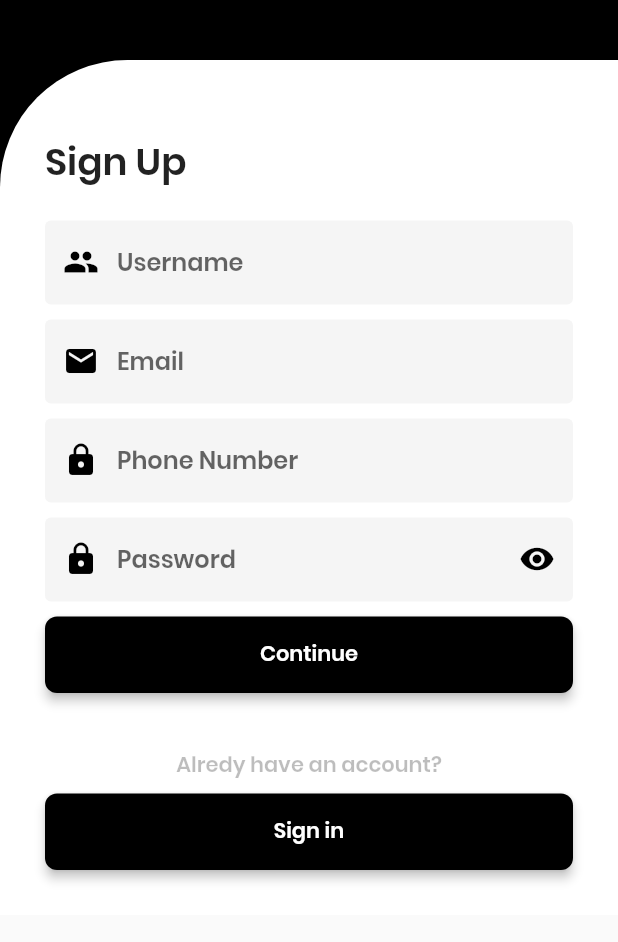
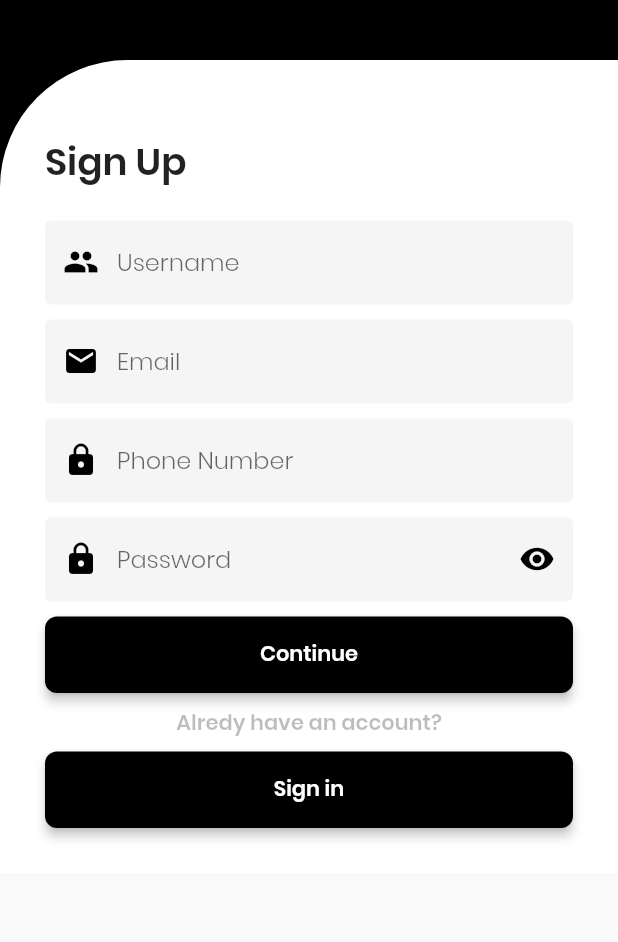
Before and after one commit to taufiqurSabbir/coco, a Flutter app: the screen it shows after launch, after a tap on "Sign Up", on a phone screen of 412 x 824 dp, the part 262-1204 px from its top. Run offline on Flutter 3.47's test engine with Material 2 defaults, Android fonts, the phone set to English and light mode, and no system bars; our stand-ins replace flutter_svg, get, pin_code_fields.

Commit message:
app fixed

```diff
--- a/lib/UI/screens/Splash_screen.dart
+++ b/lib/UI/screens/Splash_screen.dart
@@ -2,10 +2,7 @@ import 'package:coco/UI/screens/sign_in.dart';
 import 'package:flutter/material.dart';
 import 'package:flutter_svg/flutter_svg.dart';
 import 'package:get/get.dart';
-import 'package:get/get_core/src/get_main.dart';
-
 import '../utils/asset_utils.dart';
-import 'buttom_nav.dart';
 
 class Splash_screen extends StatefulWidget {
   const Splash_screen({super.key});
@@ -19,8 +16,8 @@ class _Splash_screenState extends State<Splash_screen> {
   bool islogin=false;
 
   Future<void> NavigationtoLogin() async {
-    Future.delayed(const Duration(seconds: 5)).then((_) async {
-      Get.offAll(Sign_in_page());
+    Future.delayed(const Duration(seconds: 3)).then((_) async {
+      Get.offAll(() =>const Sign_in_page());
 
 
       // Navigator.pushAndRemoveUntil(
--- a/lib/UI/screens/otp_incorrect.dart
+++ b/lib/UI/screens/otp_incorrect.dart
@@ -32,7 +32,6 @@ class _Otp_incorrectState extends State<Otp_incorrect> {
                   borderRadius:
                   BorderRadius.only(topLeft: Radius.circular(85)),
                 ),
-                child: Expanded(
                 child: Padding(
                   padding: const EdgeInsets.all(30.0),
                   child: Column(
@@ -71,7 +70,6 @@ class _Otp_incorrectState extends State<Otp_incorrect> {
                     ],
                   ),
                 ),
-                ),
               )
             ],
           ),
--- a/lib/UI/screens/otp_varified_screen.dart
+++ b/lib/UI/screens/otp_varified_screen.dart
@@ -34,7 +34,6 @@ class _otp_verified_screenState extends State<otp_verified_screen> {
                     borderRadius:
                         BorderRadius.only(topLeft: Radius.circular(85)),
                   ),
-                  child: Expanded(
                   child: Padding(
                     padding: const EdgeInsets.all(30.0),
                     child: Column(
@@ -74,7 +73,6 @@ class _otp_verified_screenState extends State<otp_verified_screen> {
                       ],
                     ),
                   ),
-                  ),
                 )
               ],
             ),
--- a/lib/UI/screens/pin_varification.dart
+++ b/lib/UI/screens/pin_varification.dart
@@ -37,7 +37,6 @@ class _Pin_varificationState extends State<Pin_varification> {
                     borderRadius:
                     BorderRadius.only(topLeft: Radius.circular(85)),
                   ),
-                  child: Expanded(
                   child: Padding(
                     padding: const EdgeInsets.all(30.0),
                     child: Column(
@@ -122,7 +121,6 @@ class _Pin_varificationState extends State<Pin_varification> {
                       ],
                     ),
                   ),
-                  ),
                 )
               ],
             ),
--- a/lib/UI/screens/profile_info_1.dart
+++ b/lib/UI/screens/profile_info_1.dart
@@ -1,5 +1,5 @@
 import 'package:coco/UI/utils/asset_utils.dart';
-import 'package:coco/UI/utils/style.dart';
+import 'package:get/get.dart';
 import 'package:flutter/material.dart';
 
 class profile_info_1 extends StatefulWidget {
@@ -22,16 +22,21 @@ class _profile_info_1State extends State<profile_info_1> {
             child: SingleChildScrollView(
               child: Column(
                 children: [
-                  Row(
+                  Padding(
+                    padding: const EdgeInsets.only(top: 18.0),
+                    child: Row(
                       mainAxisAlignment: MainAxisAlignment.spaceBetween,
                       children: [
                         IconButton(
-                          onPressed: () {},
+                            onPressed: () {
+                                Get.back();
+                            },
                             icon: Icon(Icons.arrow_back_outlined)),
                         SizedBox(
                           width: 50,
                         )
                       ],
+                    ),
                   ),
                   Row(
                     crossAxisAlignment: CrossAxisAlignment.center,
--- a/lib/UI/screens/sign_in.dart
+++ b/lib/UI/screens/sign_in.dart
@@ -14,8 +14,6 @@ class Sign_in_page extends StatefulWidget {
 }
 
 class _Sign_in_pageState extends State<Sign_in_page> {
-  TextEditingController _email_or_user_name_controller =
-      TextEditingController();
   @override
   Widget build(BuildContext context) {
     return Scaffold(
@@ -32,12 +30,11 @@ class _Sign_in_pageState extends State<Sign_in_page> {
                 Container(
 
 
-                  decoration: BoxDecoration(
+                  decoration: const BoxDecoration(
                     color: Colors.white,
                     borderRadius:
                         BorderRadius.only(topLeft: Radius.circular(85)),
                   ),
-                  child: Expanded(
                   child: Padding(
                     padding: const EdgeInsets.all(30.0),
                     child: Column(
@@ -45,26 +42,26 @@ class _Sign_in_pageState extends State<Sign_in_page> {
                       crossAxisAlignment: CrossAxisAlignment.start,
                       children: [
 
-                          Text(
+                        const Text(
                           'Welcome to coco app',
                           style: TextStyle(
                               fontSize: 25, fontWeight: FontWeight.bold),
                         ),
-                          Padding(
-                            padding: const EdgeInsets.only(top: 8.0),
+                        const Padding(
+                          padding: EdgeInsets.only(top: 8.0),
                           child: Text(
                             'Sign in with your email or username',
                             style: TextStyle(
                                 fontSize: 15, color: Colors.black26),
                           ),
                         ),
-                          SizedBox(height: 20,),
+                        const SizedBox(height: 20,),
                         TextFormField(
                           decoration: const InputDecoration(
                               hintText: 'Email',
                               prefixIcon: Icon(Icons.people,color: Colors.black,)),
                         ),
-                          SizedBox(height: 10,),
+                        const SizedBox(height: 10,),
                         TextFormField(
                           decoration: const InputDecoration(
                               hintText: 'Password',
@@ -72,25 +69,25 @@ class _Sign_in_pageState extends State<Sign_in_page> {
                               prefixIcon: Icon(Icons.lock,color: Colors.black,)),
                           obscureText: true,
                         ),
-                          SizedBox(height: 15,),
+                        const SizedBox(height: 15,),
                         SizedBox(
                             width: double.infinity,
                             child: ElevatedButton(
-                                  onPressed: () {}, child: Text('Continue'))),
+                                onPressed: () {}, child: const Text('Continue'))),
                         Center(
                           child: Column(
                             children: [
-                                SizedBox(height: 5,),
+                              const SizedBox(height: 5,),
                               TextButton(onPressed: (){
-                                  Get.to(Forget_password());
-                                }, child:  Text(
+                                Get.to(() => const Forget_password());
+                              }, child:  const Text(
                                 'Forget Password?',
                                 style: TextStyle(
                                     fontSize: 15 , color: Colors.black26),
                               )),
-                                SizedBox(height: 5,),
-                                Text('or Sign in via',style: TextStyle(fontWeight: FontWeight.bold),),
-                                SizedBox(height: 10,),
+                              const SizedBox(height: 5,),
+                              const Text('or Sign in via',style: TextStyle(fontWeight: FontWeight.bold),),
+                              const SizedBox(height: 10,),
                               Container(
                                 decoration: BoxDecoration(
                                   border: Border.all(
@@ -105,32 +102,31 @@ class _Sign_in_pageState extends State<Sign_in_page> {
                                       mainAxisAlignment: MainAxisAlignment.center,
                                       children: [
                                         Image.asset('asset/image/google.png', width: 30,),
-                                          SizedBox(width: 5,),
-                                          Text('Google')
+                                        const SizedBox(width: 5,),
+                                        const Text('Google')
                                       ],
                                     ),
                                   ),
                                 ),
                               ),
 
-                                Padding(
-                                  padding: const EdgeInsets.all(8.0),
+                              const Padding(
+                                padding: EdgeInsets.all(8.0),
                                 child: Text('Don\'t have an acount yet?',style: TextStyle(color: Colors.black26),),
                               ),
 
                               SizedBox(
                                 width: double.infinity,
                                 child: ElevatedButton(onPressed: (){
-                                    Get.to(Sign_up());
-                                  },child: Text('Sign Up'),),
+                                  Get.to(const Sign_up());
+                                },child: const Text('Sign Up'),),
                               ),
-                                SizedBox(height:  50,),
+                              const SizedBox(height:  50,),
 
                             ],
                           ),
                         ),
                       ],
-                      ),
                     ),
                   ),
                 )
--- a/lib/UI/screens/sign_up.dart
+++ b/lib/UI/screens/sign_up.dart
@@ -34,7 +34,6 @@ class _Sign_upState extends State<Sign_up> {
                     borderRadius:
                         BorderRadius.only(topLeft: Radius.circular(85)),
                   ),
-                  child: Expanded(
                   child: Padding(
                     padding: const EdgeInsets.all(30.0),
                     child: Column(
@@ -100,14 +99,17 @@ class _Sign_upState extends State<Sign_up> {
                         ),
                         SizedBox(height: 10,),
 
-                          SizedBox(
+                        Padding(
+                          padding: const EdgeInsets.only(bottom: 2.0),
+                          child: SizedBox(
                               width: double.infinity,
                               child: ElevatedButton(
                                   onPressed: () {
                                     Get.to(Pin_varification());
                                   }, child: Text('Continue'))),
+                        ),
 
-                          SizedBox(height: 30,),
+
 
                         Padding(
                           padding: const EdgeInsets.all(8.0),
@@ -126,7 +128,6 @@ class _Sign_upState extends State<Sign_up> {
                       ],
                     ),
                   ),
-                  ),
                 )
               ],
             ),
--- a/lib/app.dart
+++ b/lib/app.dart
@@ -18,6 +18,7 @@ class _CocoappState extends State<Cocoapp> {
         inputDecorationTheme: const InputDecorationTheme(
           contentPadding: EdgeInsets.symmetric(horizontal: 25, vertical: 16),
           filled: true,
+          hintStyle: TextStyle(fontFamily: 'Poppins-Light'),
           border: OutlineInputBorder(borderSide: BorderSide.none),
         ),
 
--- a/pubspec.yaml
+++ b/pubspec.yaml
@@ -85,6 +85,10 @@ flutter:
      - family: Poppins-Light
        fonts:
          - asset: asset/fonts/Poppins-Light.ttf
+     - family: MaterialIcons
+#       fonts:
+#         -asset: asset/fonts/MaterialIcons-Regular.otf
+
   #
   # For details regarding fonts from package dependencies,
   # see https://flutter.dev/custom-fonts/#from-packages
```
Also changed, not shown: asset/fonts/MaterialIcons-Regular.otf (added). Lines whose indentation alone changed are shown as unchanged.
